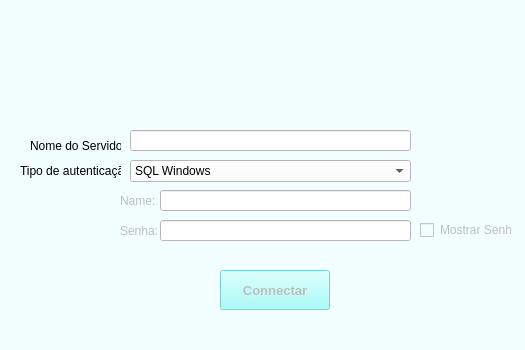
The window that SQL-login.ui (willianqf/Program-PIPELINE-) describes before a commit, drawn with Qt 5.
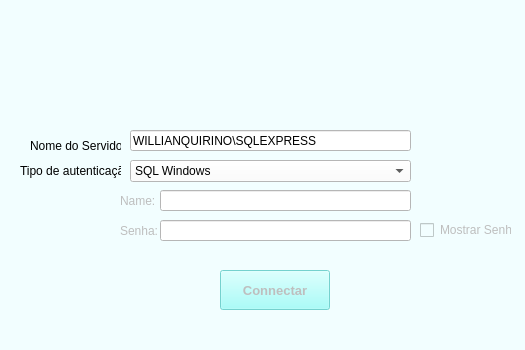
The same window after the commit. Icons and pictures are not drawn.

Patch:
```diff
--- a/SQL-login.ui
+++ b/SQL-login.ui
@@ -98,6 +98,9 @@
     <property name="styleSheet">
      <string notr="true">background-color: rgb(255, 255, 255);</string>
     </property>
+    <property name="text">
+     <string>WILLIANQUIRINO\SQLEXPRESS</string>
+    </property>
    </widget>
    <widget class="QLabel" name="label_1">
     <property name="geometry">
```
